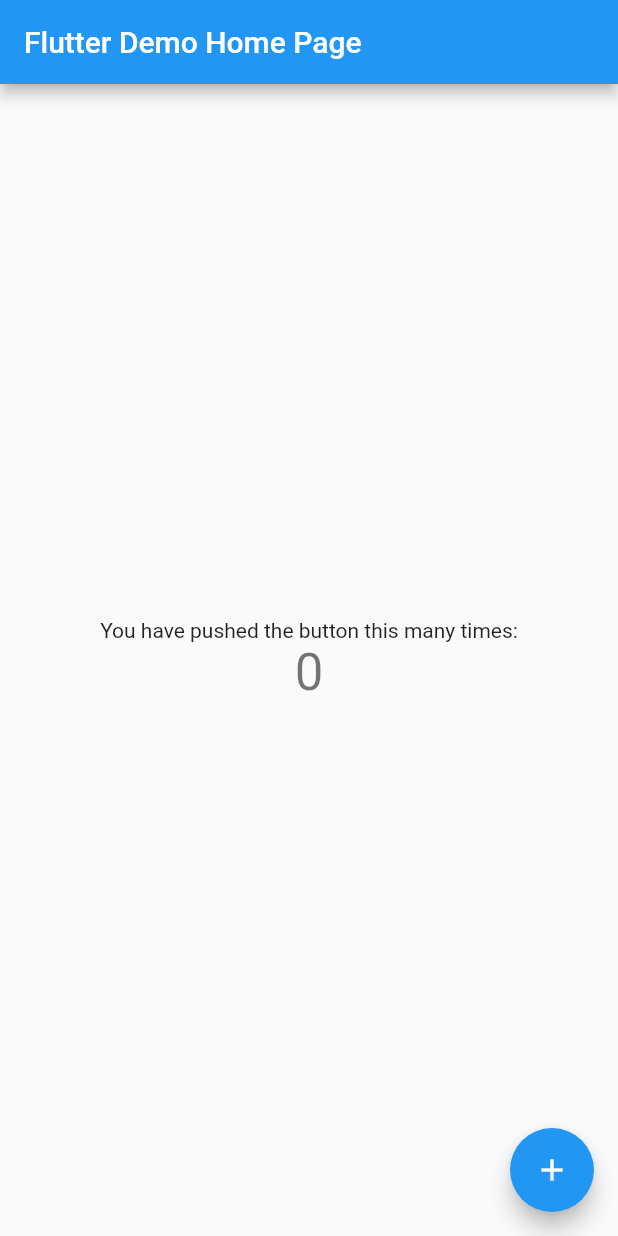
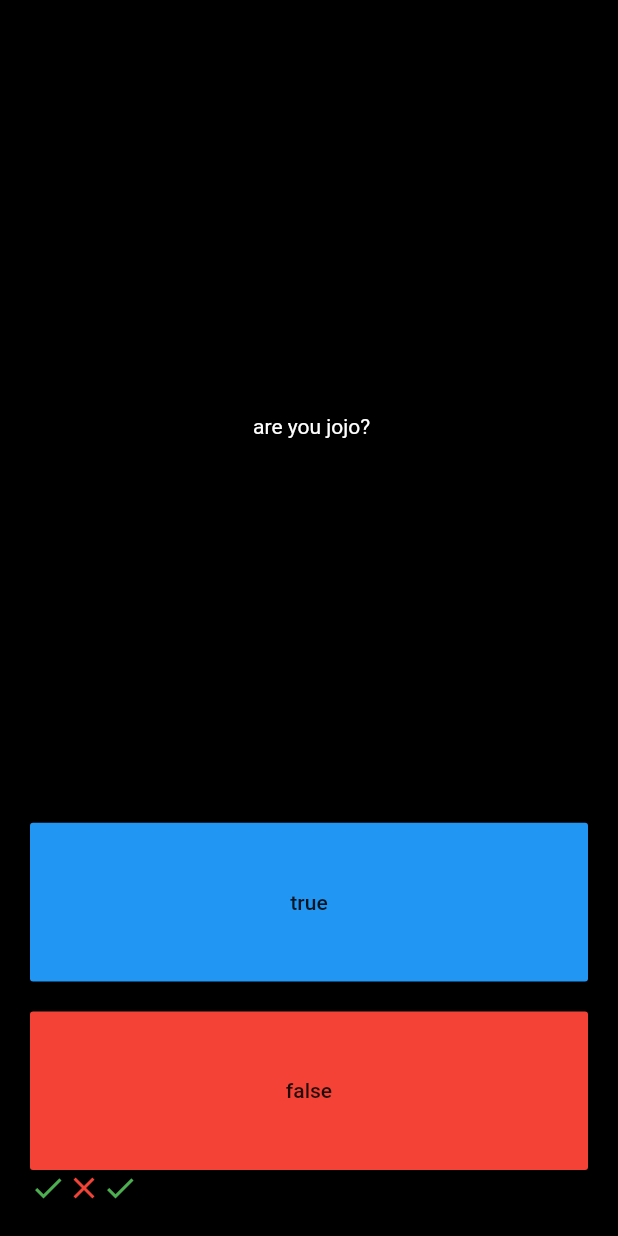
Before and after one commit to jawaheralmalki/Quizzler, a Flutter app: the screen it shows after launch, on a phone screen of 412 x 824 dp. Run offline on Flutter 3.47's test engine with Material 2 defaults, Android fonts, the phone set to English and light mode, and no system bars.

```diff
--- a/lib/main.dart
+++ b/lib/main.dart
@@ -1,115 +1,79 @@
 import 'package:flutter/material.dart';
 
 void main() {
-  runApp(const MyApp());
+  runApp(const QuizApp());
 }
 
-class MyApp extends StatelessWidget {
-  const MyApp({Key? key}) : super(key: key);
+class QuizApp extends StatefulWidget {
+  const QuizApp({Key? key}) : super(key: key);
 
-  // This widget is the root of your application.
+  @override
+  _QuizAppState createState() => _QuizAppState();
+}
+
+class _QuizAppState extends State<QuizApp> {
+  List<Widget> Ansure = const [
+    Icon(
+      Icons.check,
+      color: Colors.green,
+      size: 24.0,
+    ),
+    Icon(
+      Icons.close,
+      color: Colors.red,
+      size: 24.0,
+    ),
+    Icon(
+      Icons.check,
+      color: Colors.green,
+      size: 24.0,
+    ),
+  ];
   @override
   Widget build(BuildContext context) {
     return MaterialApp(
-      title: 'Flutter Demo',
-      theme: ThemeData(
-        // This is the theme of your application.
-        //
-        // Try running your application with "flutter run". You'll see the
-        // application has a blue toolbar. Then, without quitting the app, try
-        // changing the primarySwatch below to Colors.green and then invoke
-        // "hot reload" (press "r" in the console where you ran "flutter run",
-        // or simply save your changes to "hot reload" in a Flutter IDE).
-        // Notice that the counter didn't reset back to zero; the application
-        // is not restarted.
-        primarySwatch: Colors.blue,
+        debugShowCheckedModeBanner: false,
+        home: Scaffold(
+            backgroundColor: Colors.black,
+            body: SafeArea(
+              child: Padding(
+                padding: const EdgeInsets.all(20.0),
+                child: Column(
+                  crossAxisAlignment: CrossAxisAlignment.stretch,
+                  mainAxisAlignment: MainAxisAlignment.spaceBetween,
+                  children: [
+                    const Expanded(
+                      flex: 5,
+                      child: Center(
+                        child: Text(
+                          " are you jojo?",
+                          style: TextStyle(color: Colors.white),
                         ),
-      home: const MyHomePage(title: 'Flutter Demo Home Page'),
-    );
-  }
-}
-
-class MyHomePage extends StatefulWidget {
-  const MyHomePage({Key? key, required this.title}) : super(key: key);
-
-  // This widget is the home page of your application. It is stateful, meaning
-  // that it has a State object (defined below) that contains fields that affect
-  // how it looks.
-
-  // This class is the configuration for the state. It holds the values (in this
-  // case the title) provided by the parent (in this case the App widget) and
-  // used by the build method of the State. Fields in a Widget subclass are
-  // always marked "final".
-
-  final String title;
-
-  @override
-  State<MyHomePage> createState() => _MyHomePageState();
-}
-
-class _MyHomePageState extends State<MyHomePage> {
-  int _counter = 0;
-
-  void _incrementCounter() {
-    setState(() {
-      // This call to setState tells the Flutter framework that something has
-      // changed in this State, which causes it to rerun the build method below
-      // so that the display can reflect the updated values. If we changed
-      // _counter without calling setState(), then the build method would not be
-      // called again, and so nothing would appear to happen.
-      _counter++;
-    });
-  }
-
-  @override
-  Widget build(BuildContext context) {
-    // This method is rerun every time setState is called, for instance as done
-    // by the _incrementCounter method above.
-    //
-    // The Flutter framework has been optimized to make rerunning build methods
-    // fast, so that you can just rebuild anything that needs updating rather
-    // than having to individually change instances of widgets.
-    return Scaffold(
-      appBar: AppBar(
-        // Here we take the value from the MyHomePage object that was created by
-        // the App.build method, and use it to set our appbar title.
-        title: Text(widget.title),
                       ),
-      body: Center(
-        // Center is a layout widget. It takes a single child and positions it
-        // in the middle of the parent.
-        child: Column(
-          // Column is also a layout widget. It takes a list of children and
-          // arranges them vertically. By default, it sizes itself to fit its
-          // children horizontally, and tries to be as tall as its parent.
-          //
-          // Invoke "debug painting" (press "p" in the console, choose the
-          // "Toggle Debug Paint" action from the Flutter Inspector in Android
-          // Studio, or the "Toggle Debug Paint" command in Visual Studio Code)
-          // to see the wireframe for each widget.
-          //
-          // Column has various properties to control how it sizes itself and
-          // how it positions its children. Here we use mainAxisAlignment to
-          // center the children vertically; the main axis here is the vertical
-          // axis because Columns are vertical (the cross axis would be
-          // horizontal).
-          mainAxisAlignment: MainAxisAlignment.center,
-          children: <Widget>[
-            const Text(
-              'You have pushed the button this many times:',
                     ),
-            Text(
-              '$_counter',
-              style: Theme.of(context).textTheme.headline4,
+                    Expanded(
+                      flex: 1,
+                      child: MaterialButton(
+                        onPressed: () {},
+                        color: Colors.blue,
+                        child: const Text("true"),
+                      ),
+                    ),
+                    const SizedBox(height: 20),
+                    Expanded(
+                      flex: 1,
+                      child: MaterialButton(
+                        onPressed: () {},
+                        color: Colors.red,
+                        child: const Text("false"),
+                      ),
+                    ),
+                    Row(
+                      children: Ansure,
                     ),
                   ],
                 ),
               ),
-      floatingActionButton: FloatingActionButton(
-        onPressed: _incrementCounter,
-        tooltip: 'Increment',
-        child: const Icon(Icons.add),
-      ), // This trailing comma makes auto-formatting nicer for build methods.
-    );
+            )));
   }
 }
```
Lines whose indentation alone changed are shown as unchanged.
